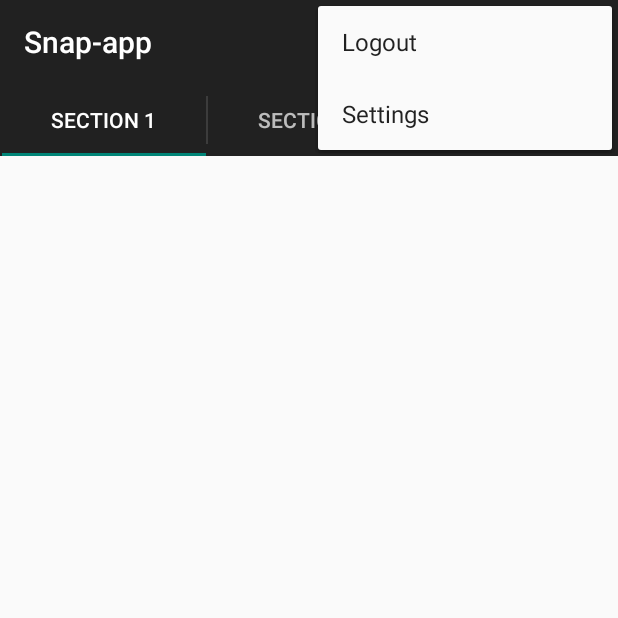
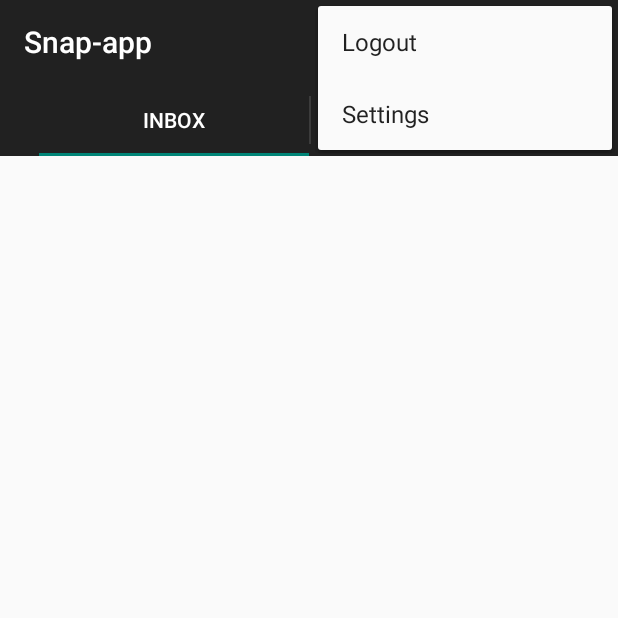
Before and after one commit to aman22275/snapApp, an Android app: the screen it shows after launch (MainActivity), with the options menu open, on a phone screen of 412 x 824 dp, the top half of it. Run offline under Robolectric (Android 15) with nearby library versions, the phone set to English and light mode, and no system bars; libraries missing offline, so code that uses them is left out: com.parse; 5 statements that could not run were skipped.

Commit message:
initial commit

```diff
--- a/app/src/main/java/com/example/singh/snap_app/SectionsPagerAdapter.java
+++ b/app/src/main/java/com/example/singh/snap_app/SectionsPagerAdapter.java
@@ -36,7 +36,7 @@ public class SectionsPagerAdapter extends FragmentPagerAdapter {
     @Override
     public int getCount() {
         // Show 3 total pages.
-        return 3;
+        return 2;
     }
 
     @Override
--- a/app/src/main/res/values/strings.xml
+++ b/app/src/main/res/values/strings.xml
@@ -1,8 +1,8 @@
 <resources>
     <string name="app_name">Snap-app</string>
 
-    <string name="title_section1">Section 1</string>
-    <string name="title_section2">Section 2</string>
+    <string name="title_section1">Inbox</string>
+    <string name="title_section2">Friends</string>
     <string name="title_section3">Section 3</string>
 
     <string name="hello_world">Hello world!</string>
```
